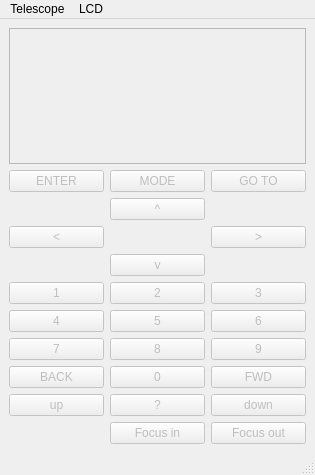
First picture: the form in src/AutoSTAR_remote_ui.ui, repository scriptorron/AutoSTAR_remote, before the edit.
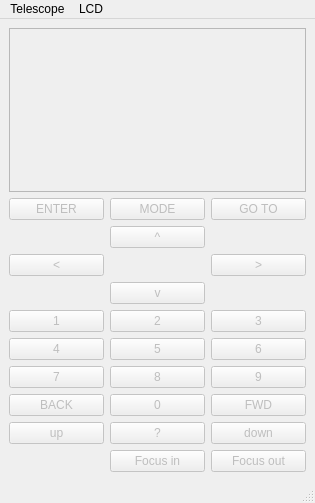
Second picture: the form after the edit.

Commit message: implemented direct UART interface

What changed in the file:
```diff
--- a/src/AutoSTAR_remote_ui.ui
+++ b/src/AutoSTAR_remote_ui.ui
@@ -7,7 +7,7 @@
     <x>0</x>
     <y>0</y>
     <width>315</width>
-    <height>475</height>
+    <height>503</height>
    </rect>
   </property>
   <property name="windowTitle">
```
Left out of the diff: 12 changed lines with no effect on the pictures. The commit also changes 7 other files.
